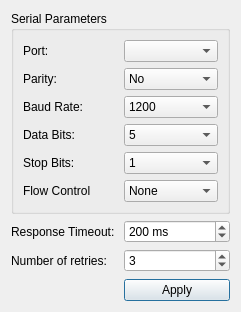
The window that src/app/settingsdialog.ui (Muzalevsky/adaptive_backlight) describes before a commit, drawn with Qt 5.
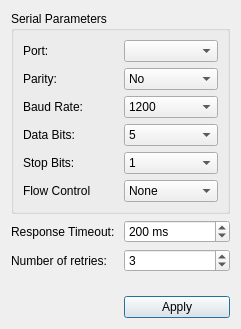
The same window after the commit.

```diff
--- a/src/app/settingsdialog.ui
+++ b/src/app/settingsdialog.ui
@@ -7,7 +7,7 @@
     <x>0</x>
     <y>0</y>
     <width>241</width>
-    <height>312</height>
+    <height>329</height>
    </rect>
   </property>
   <property name="windowTitle">
```
Left out of the diff: 15 changed lines with no effect on the pictures.
